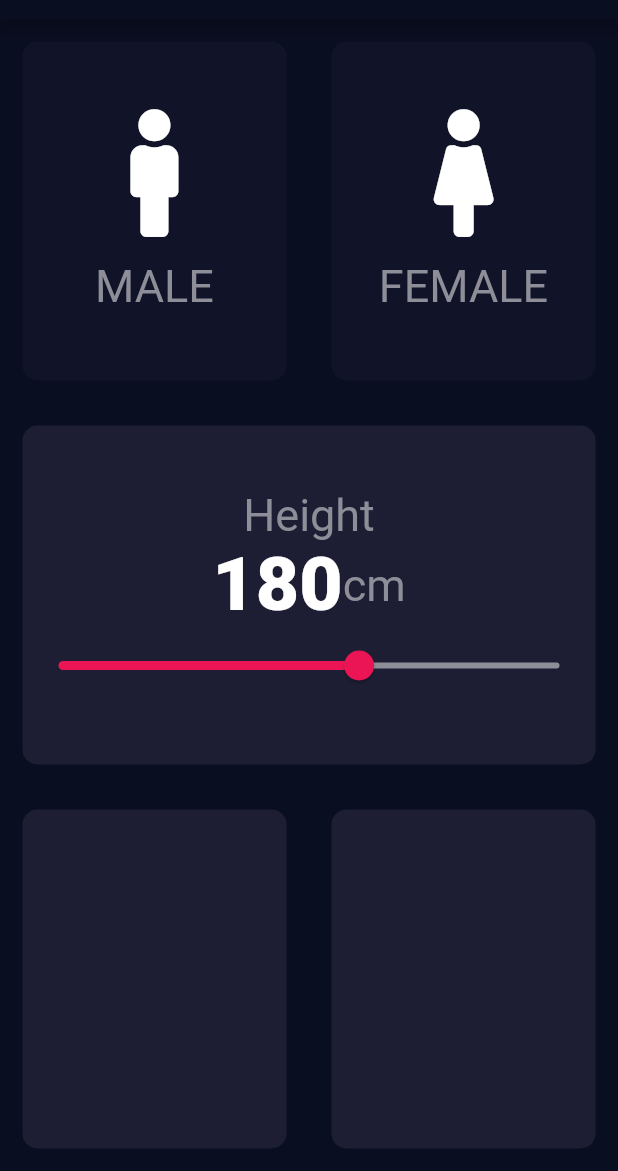
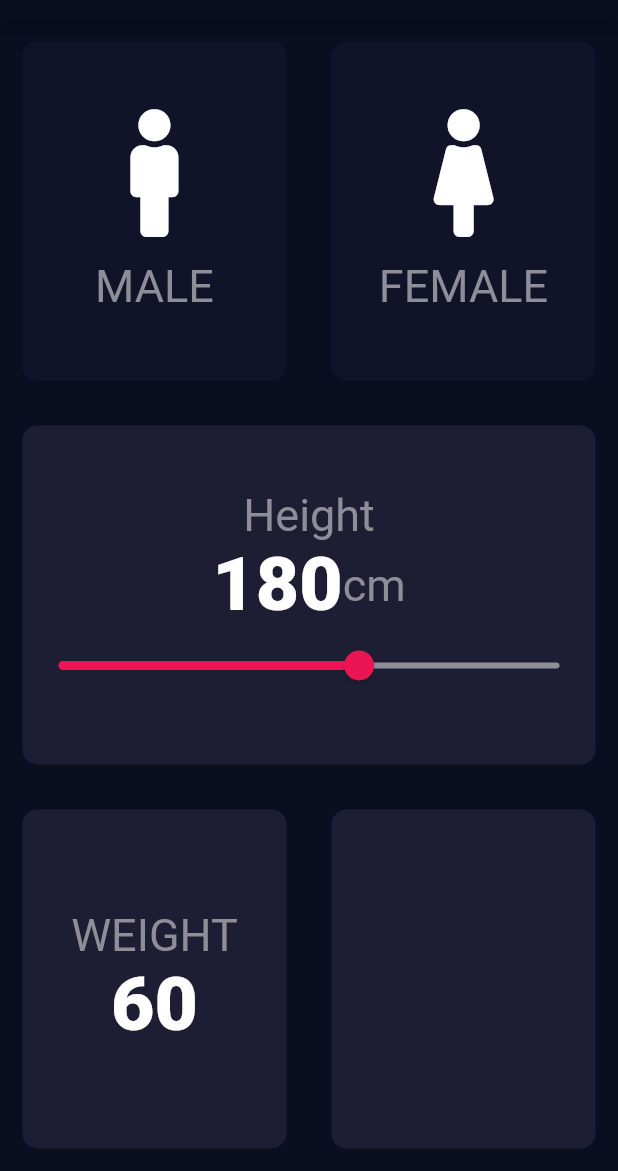
Before and after one commit to saqlainabbas068/flutter_BMICalculator_app, a Flutter app: the screen it shows after launch, on a phone screen of 412 x 824 dp, the part 65-1236 px from its top. Run offline on Flutter 3.47's test engine with Material 2 defaults, Android fonts, the phone set to English and light mode, and no system bars; our stand-ins replace font_awesome_flutter.

Commit message:
Done lec # 66 part 12 : last widget of bmi UI

```diff
--- a/lib/input_page.dart
+++ b/lib/input_page.dart
@@ -42,7 +42,8 @@ class _InputPageState extends State<InputPage> {
 } Sary code ki jaja tarnarye operator use kia ha
 */
   @override
-  Widget build(BuildContext context) {
+  Widget build(BuildContext context)
+  {
     return Scaffold(
       appBar: AppBar(
         title: Text('BMI CALCULATOR' ),
@@ -122,6 +123,26 @@ class _InputPageState extends State<InputPage> {
           children: <Widget>[
           Expanded(child: new RepeatContainerCode(
             colors: Color(0xFF1D1E33),
+            cardWidget: Column(
+              mainAxisAlignment: MainAxisAlignment.center,
+              children: [
+                Text
+                  (
+                    'WEIGHT',style: kLabelStyle
+                ),
+                Text(
+                    sliderWeight.toString(),
+                    style: kNumberStyle
+                ),
+                Row(
+                  mainAxisAlignment: MainAxisAlignment.center,
+                  children:<Widget>
+                  [
+
+                  ],
+                )
+              ],
+            ),
           ),
           ),
 
```
